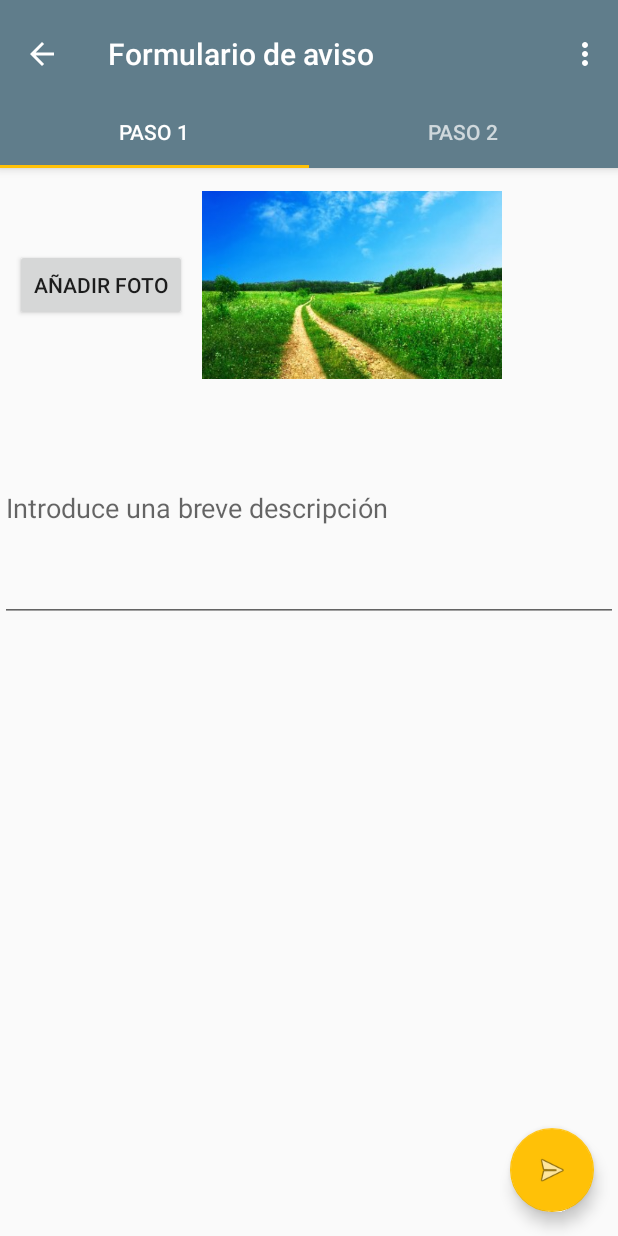
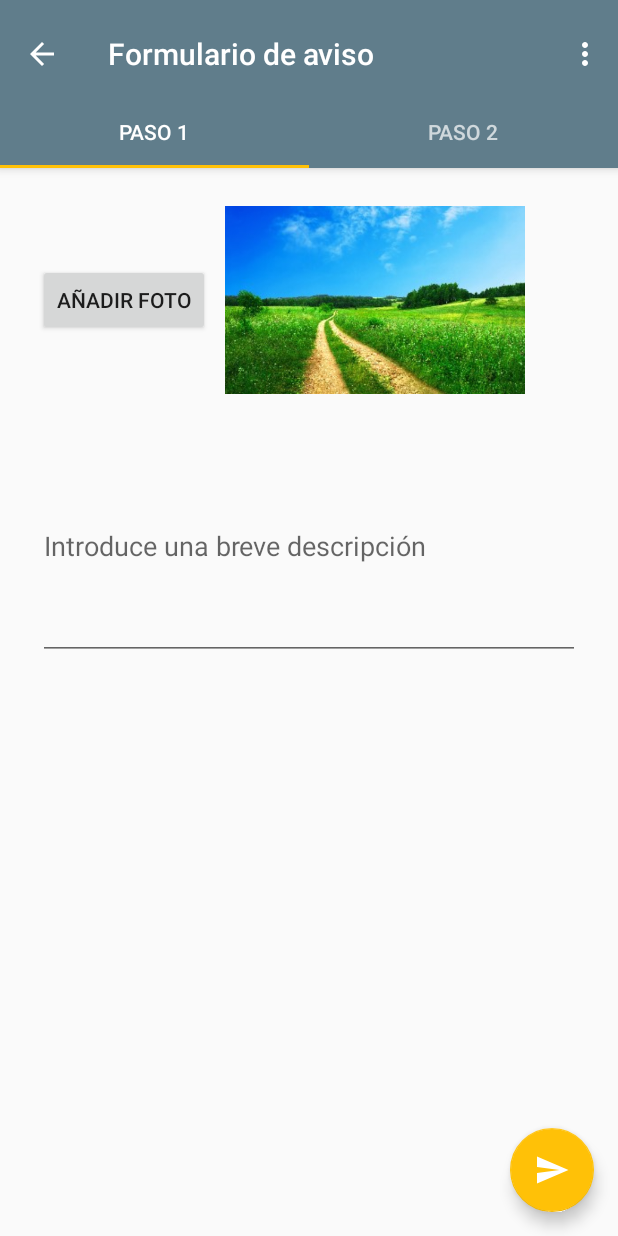
Before and after one commit to Natlum/SaveForest, an Android app: the FormStepAActivity screen opened directly, with no data from a screen before it, on a phone screen of 412 x 824 dp. Run offline under Robolectric (Android 15) with nearby library versions, the phone set to English and light mode, and no system bars; 2 statements that could not run were skipped.

Commit message:
Se ha modificado las vistas para que sea más estandar. También se ha cambiado el icono de enviar el aviso

```diff
--- /dev/null
+++ b/app/src/main/res/drawable/ic_send_white_48.xml
@@ -0,0 +1,9 @@
+<vector xmlns:android="http://schemas.android.com/apk/res/android"
+        android:width="48dp"
+        android:height="48dp"
+        android:viewportWidth="24.0"
+        android:viewportHeight="24.0">
+    <path
+        android:pathData="M2.01,21L23,12 2.01,3 2,10l15,2 -15,2z"
+        android:fillColor="#FFFFFF"/>
+</vector>
--- a/app/src/main/res/layout/activity_form_step_a.xml
+++ b/app/src/main/res/layout/activity_form_step_a.xml
@@ -44,7 +44,7 @@
         android:layout_height="wrap_content"
         android:layout_gravity="bottom|end"
         android:layout_margin="@dimen/fab_margin"
-        android:src="@android:drawable/ic_menu_send"/>
+        android:src="@drawable/ic_send_white_48"/>
 
 
 </android.support.design.widget.CoordinatorLayout>
--- a/app/src/main/res/layout/activity_form_step_b.xml
+++ b/app/src/main/res/layout/activity_form_step_b.xml
@@ -28,6 +28,6 @@
         android:layout_height="wrap_content"
         android:layout_gravity="bottom|end"
         android:layout_margin="@dimen/fab_margin"
-        android:src="@android:drawable/ic_menu_send"/>
+        android:src="@drawable/ic_send_white_48"/>
 
 </android.support.design.widget.CoordinatorLayout>
--- a/app/src/main/res/layout/fragment_step1.xml
+++ b/app/src/main/res/layout/fragment_step1.xml
@@ -11,8 +11,9 @@
             android:layout_width="match_parent"
             android:layout_height="wrap_content"
             android:orientation="horizontal"
-            android:paddingTop="5dp"
-            android:layout_margin="10dp">
+            android:paddingTop="25dp"
+            android:layout_marginStart="25dp"
+            android:layout_marginEnd="25dp">
 
             <Button
                 android:id="@+id/buttonCamera"
@@ -39,7 +40,10 @@
             android:layout_height="wrap_content"
             android:focusable="true"
             android:orientation="horizontal"
-            android:focusableInTouchMode="true">
+            android:focusableInTouchMode="true"
+            android:layout_marginStart="25dp"
+            android:layout_marginEnd="25dp"
+            android:layout_marginTop="25dp">
             <EditText
                 android:id="@+id/editTextDescription"
                 android:layout_width="match_parent"
```
